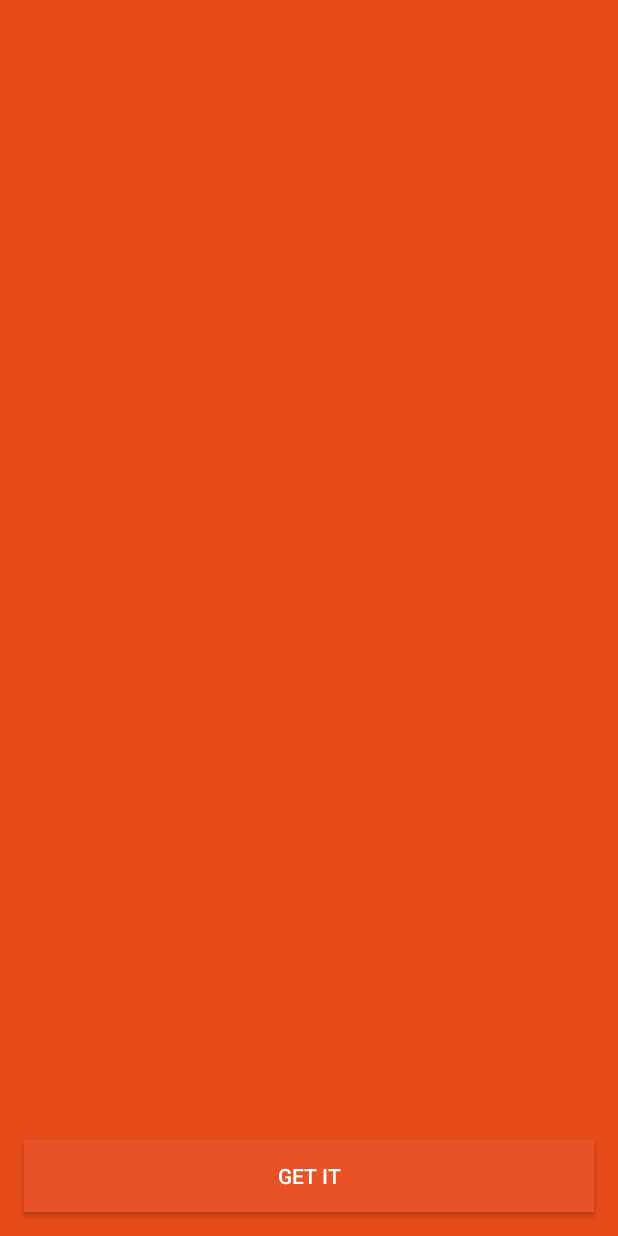
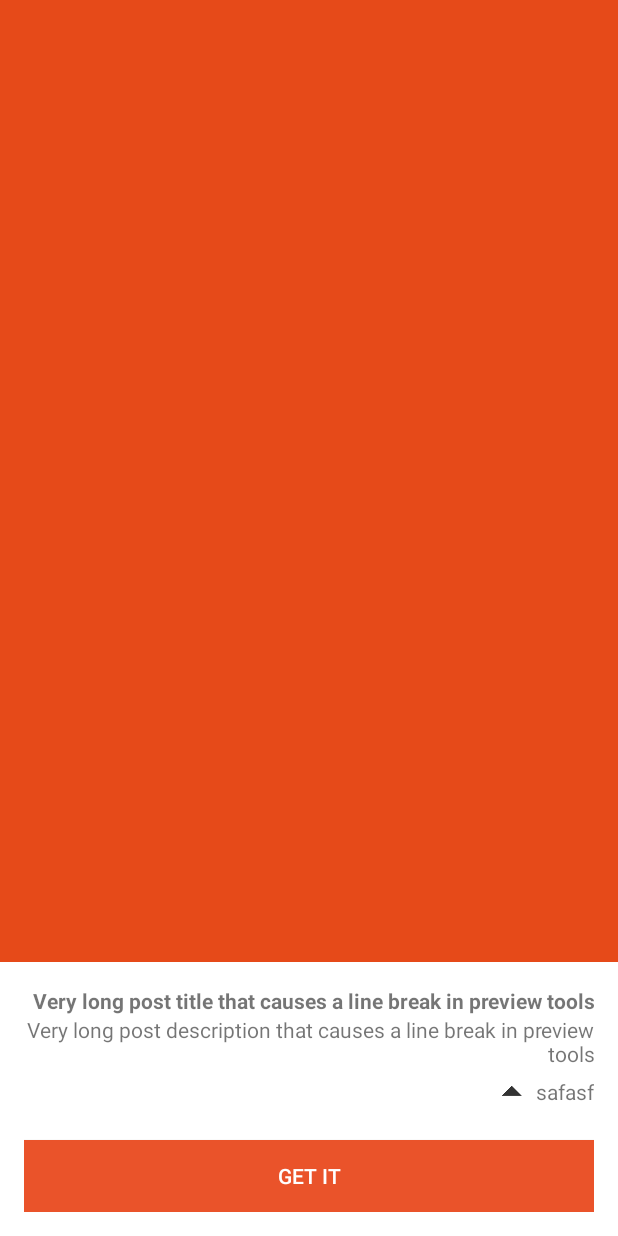
Before and after one commit to cac03/ProductHunt, an Android app: the layout post_fragment.xml on its own in the app's theme, with its tools: preview values and no code run, on a phone screen of 412 x 824 dp. Run offline under Robolectric (Android 15) with nearby library versions, the phone set to English and light mode, and no system bars.

Commit message:
Add post title, description and votes count to PostFragment

```diff
--- a/app/src/main/java/com/caco3/producthunt/post/PostFragment.java
+++ b/app/src/main/java/com/caco3/producthunt/post/PostFragment.java
@@ -7,6 +7,7 @@ import android.view.LayoutInflater;
 import android.view.View;
 import android.view.ViewGroup;
 import android.widget.ImageView;
+import android.widget.TextView;
 
 import com.caco3.producthunt.R;
 import com.caco3.producthunt.dagger.DaggerComponentsHolder;
@@ -27,6 +28,12 @@ public class PostFragment extends Fragment implements PostView {
   private static final String POST_ARG_KEY = "post";
   @BindView(R.id.post_frag_screenshot)
   ImageView screenshot;
+  @BindView(R.id.post_frag_post_title)
+  TextView title;
+  @BindView(R.id.post_frag_post_description)
+  TextView description;
+  @BindView(R.id.post_frag_post_votes_count)
+  TextView upvotesCount;
   @Inject
   PostPresenter presenter;
 
@@ -84,6 +91,9 @@ public class PostFragment extends Fragment implements PostView {
             .centerCrop()
             .fit()
             .into(screenshot);
+    title.setText(post.getName());
+    description.setText(post.getTagline());
+    upvotesCount.setText(post.getVotesCount() + "");
   }
 
   @Override
--- a/app/src/main/res/layout/post_fragment.xml
+++ b/app/src/main/res/layout/post_fragment.xml
@@ -11,14 +11,47 @@
         android:layout_width="match_parent"
         android:layout_height="match_parent"
         tools:src="@color/colorPrimaryDark"/>
-
-    <Button
-        android:id="@+id/post_frag_get_it_btn"
+    <LinearLayout
         android:layout_width="match_parent"
         android:layout_height="wrap_content"
+        android:padding="@dimen/default_padding"
         android:layout_alignParentBottom="true"
-        android:text="@string/get_it_btn_label"
-        android:background="@color/orange"
-        android:textColor="@android:color/white"
-        android:layout_margin="@dimen/default_padding" />
+        android:background="@android:color/white"
+        android:orientation="vertical">
+
+        <TextView
+            android:id="@+id/post_frag_post_title"
+            android:layout_width="wrap_content"
+            android:layout_height="wrap_content"
+            android:layout_gravity="end"
+            android:textAlignment="textEnd"
+            android:textStyle="bold"
+            tools:text="Very long post title that causes a line break in preview tools"/>
+
+        <TextView
+            android:id="@+id/post_frag_post_description"
+            android:layout_width="wrap_content"
+            android:layout_height="wrap_content"
+            android:layout_gravity="end"
+            android:textAlignment="textEnd"
+            tools:text="Very long post description that causes a line break in preview tools"/>
+
+        <TextView
+            android:id="@+id/post_frag_post_votes_count"
+            android:layout_width="wrap_content"
+            android:layout_height="wrap_content"
+            android:layout_gravity="end"
+            android:gravity="center"
+            android:textAlignment="center"
+            android:paddingBottom="@dimen/default_padding"
+            android:drawableStart="@drawable/ic_upvote"
+            tools:text="safasf"/>
+        <Button
+            android:id="@+id/post_frag_get_it_btn"
+            android:layout_width="match_parent"
+            android:layout_height="wrap_content"
+            android:text="@string/get_it_btn_label"
+            android:background="@color/orange"
+            android:textColor="@android:color/white" />
+    </LinearLayout>
 </RelativeLayout>
```
